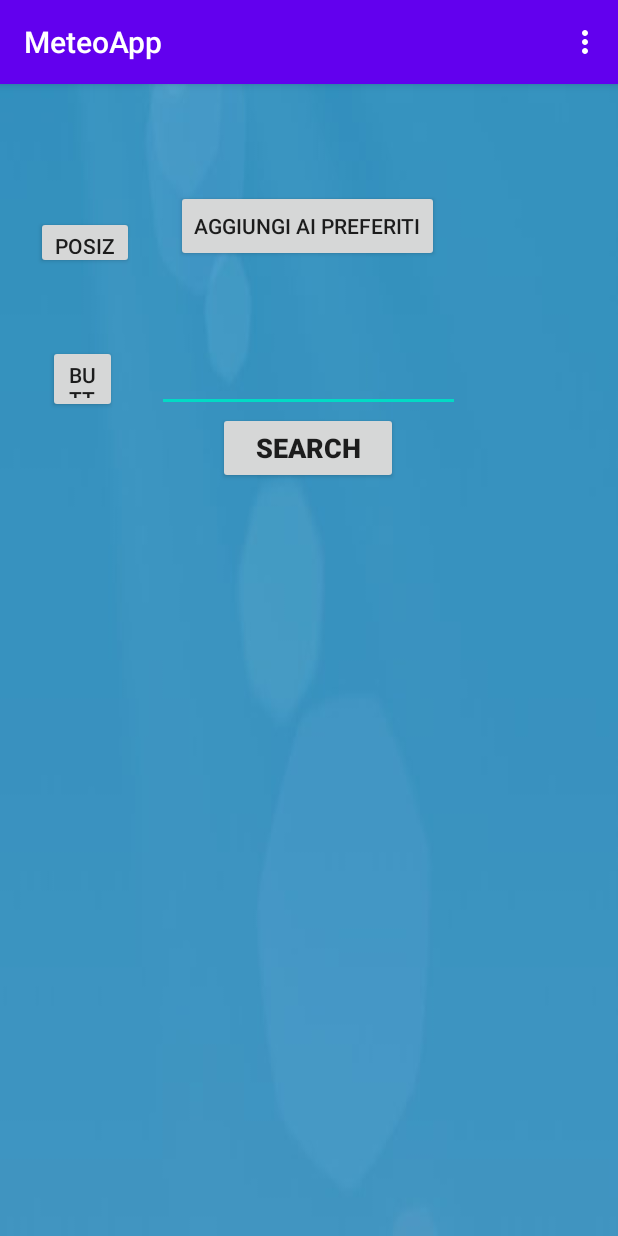
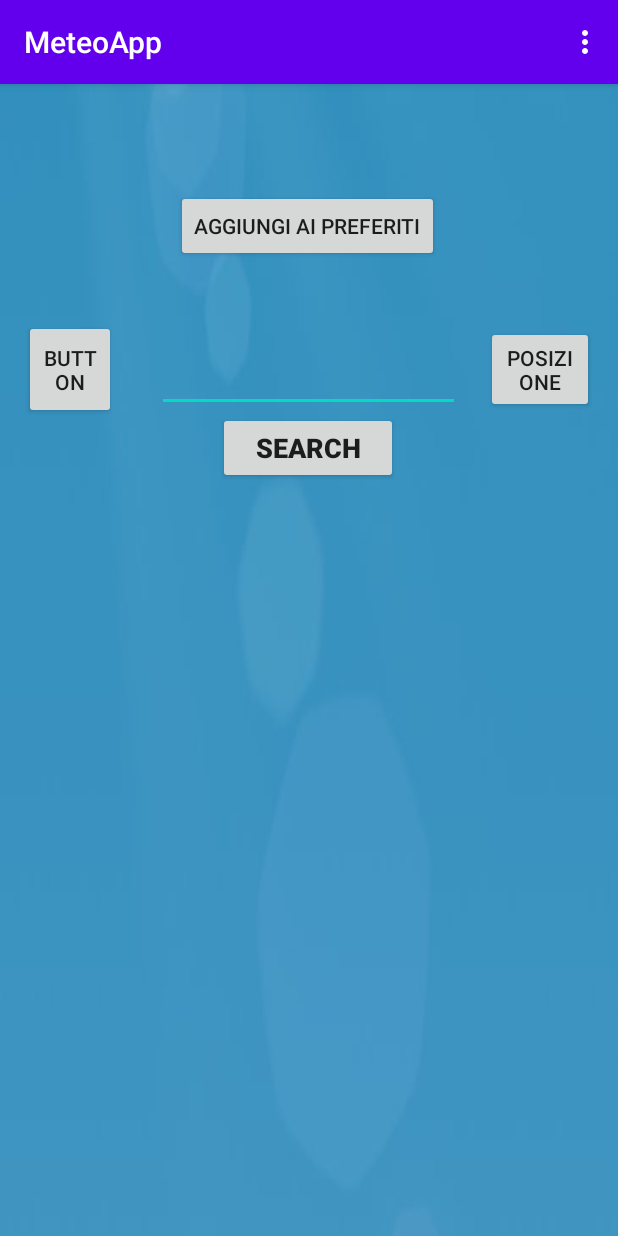
Before and after one commit to littlepm96/WeatherApp-masteror, an Android app: the screen it shows after launch (MainActivity), on a phone screen of 412 x 824 dp. Run offline under Robolectric (Android 15) with nearby library versions, the phone set to English and light mode, and no system bars; our stand-ins replace Volley.

Commit message:
yea boom

```diff
--- a/app/src/main/java/com/example/weatherapp2/Activity2.java
+++ b/app/src/main/java/com/example/weatherapp2/Activity2.java
@@ -95,8 +95,6 @@ public class Activity2 extends AppCompatActivity {
         }
 
 
-
-
         Collections.sort(city, new Comparator<String>() {
             @Override
             public int compare(String o1, String o2) {
@@ -158,9 +156,6 @@ public class Activity2 extends AppCompatActivity {
         setResult(RESULT_OK,data);
         finish();
 
-
-
-
        // intent.putExtra(EXTRA_MESSAGE, message);
 
 
--- a/app/src/main/java/com/example/weatherapp2/GestioneDB.java
+++ b/app/src/main/java/com/example/weatherapp2/GestioneDB.java
@@ -19,10 +19,7 @@ public class GestioneDB {
     static final String DATABASE_NOME = "TestDB";
     static final String DATABASE_TABELLA = "clienti";
     static final int DATABASE_VERSIONE = 1;
-
-
     public static final String TABLE = "meteo";
-
     public static final String ID = "id";
     public static final String DATA = "data";
     public static final String METEO = "meteo";
@@ -40,8 +37,6 @@ public class GestioneDB {
     static final String DATABASE_CREAZIONE =
             "CREATE TABLE clienti (id integer primary key autoincrement, "
                     + "nome text not null);";
-
-
 
     final Context context;
     DatabaseHelper DBHelper;
--- a/app/src/main/java/com/example/weatherapp2/MainActivity.java
+++ b/app/src/main/java/com/example/weatherapp2/MainActivity.java
@@ -396,7 +396,7 @@ public class MainActivity extends AppCompatActivity {
 
 
 
-//METODO ON_CREATE
+                        //METODO ON_CREATE
 
     @RequiresApi(api = Build.VERSION_CODES.O)
     @Override
--- a/app/src/main/java/com/example/weatherapp2/MyVolley.java
+++ b/app/src/main/java/com/example/weatherapp2/MyVolley.java
@@ -8,6 +8,7 @@ import com.android.volley.toolbox.Volley;
 /**
  * NonaLezione
  * Created by leonardo on 2019-11-29.
+ * GAZIE
  */
 public class MyVolley {
 
--- a/app/src/main/java/com/example/weatherapp2/adapter.java
+++ b/app/src/main/java/com/example/weatherapp2/adapter.java
@@ -34,8 +34,6 @@ public class adapter extends RecyclerView.Adapter<adapter.ViewHolder>{
 
         viewHolder.titolo.setText((String)strings.get(i));
 
-
-
     }
 
     @Override
@@ -51,7 +49,6 @@ public class adapter extends RecyclerView.Adapter<adapter.ViewHolder>{
 
         titolo= itemView.findViewById(R.id.title);
 
-       ///////////////////
             itemView.setOnClickListener(new View.OnClickListener() {
                 @Override
                 public void onClick(View v) {
--- a/app/src/main/java/com/example/weatherapp2/meteoTable.java
+++ b/app/src/main/java/com/example/weatherapp2/meteoTable.java
@@ -9,11 +9,11 @@ import java.util.ArrayList;
 /**
  * NonaLezione
  * Created by leonardo on 2019-11-29.
+ * PREGO
  */
 public class meteoTable {/////////////////////////meteoTableTest
 
     public static final String TABLE = "meteo";
-
     public static final String ID = "id";
     public static final String DATA = "data";
     public static final String METEO = "meteo";
--- a/app/src/main/res/layout/activity_main.xml
+++ b/app/src/main/res/layout/activity_main.xml
@@ -56,16 +56,16 @@
 
     <Button
         android:id="@+id/b"
-        android:layout_width="46dp"
-        android:layout_height="45dp"
+        android:layout_width="61dp"
+        android:layout_height="66dp"
+        android:onClick="next"
         android:text="@string/button"
-        android:onClick="next"
         app:layout_constraintBottom_toBottomOf="parent"
         app:layout_constraintEnd_toStartOf="@+id/Ab"
-        app:layout_constraintHorizontal_bias="0.551"
+        app:layout_constraintHorizontal_bias="0.372"
         app:layout_constraintStart_toStartOf="parent"
         app:layout_constraintTop_toTopOf="parent"
-        app:layout_constraintVertical_bias="0.241" />
+        app:layout_constraintVertical_bias="0.224" />
 
     <Button
         android:id="@+id/StarButton"
@@ -82,12 +82,14 @@
 
     <Button
         android:id="@+id/posizione"
-        android:layout_width="65dp"
-        android:layout_height="35dp"
-        android:layout_marginStart="24dp"
+        android:layout_width="72dp"
+        android:layout_height="58dp"
         android:onClick="posizione"
-        android:layout_marginTop="88dp"
         android:text="@string/posizione"
+        app:layout_constraintBottom_toBottomOf="parent"
+        app:layout_constraintEnd_toEndOf="parent"
+        app:layout_constraintHorizontal_bias="0.952"
         app:layout_constraintStart_toStartOf="parent"
-        app:layout_constraintTop_toTopOf="parent" />
+        app:layout_constraintTop_toTopOf="parent"
+        app:layout_constraintVertical_bias="0.227" />
 </androidx.constraintlayout.widget.ConstraintLayout>
```
Also changed, not shown: app/src/main/java/com/example/weatherapp2/Activity3.java (+2 -11 lines).
